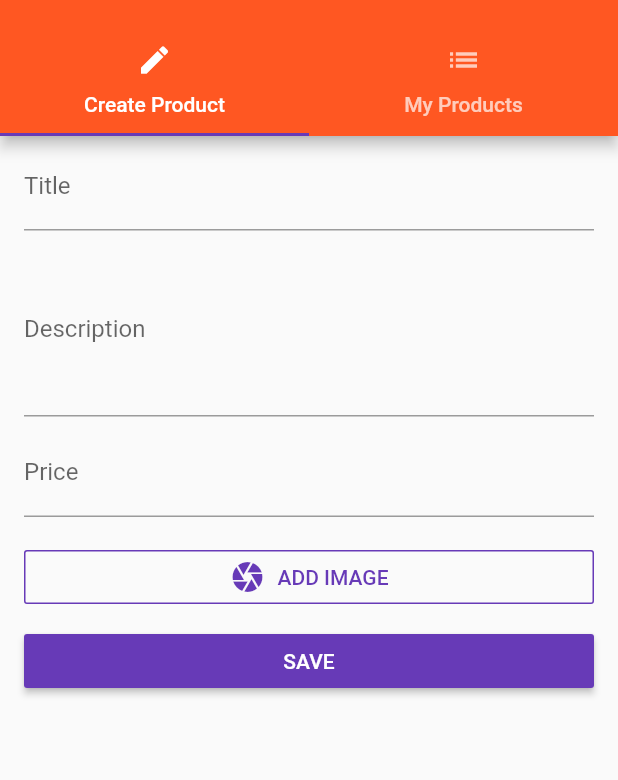
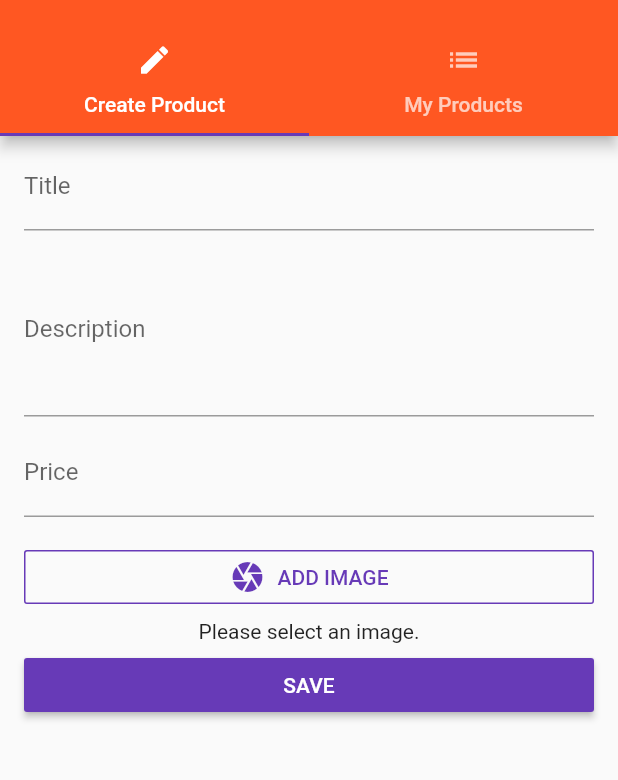
Before and after one commit to PedroSchwarz/Shopper-Flutter, a Flutter app: the ProductsAdminPage screen opened directly with empty values, on a phone screen of 412 x 824 dp, the part 59-839 px from its top. Run offline on Flutter 3.47's test engine with Material 2 defaults, Android fonts, the phone set to English and light mode, and no system bars; our stand-ins replace image_picker, rxdart, shared_preferences; accounts and stored records are empty.

Commit message:
Image upload, updating & deleting through firebase cloud functions

```diff
--- a/lib/models/Product.dart
+++ b/lib/models/Product.dart
@@ -5,7 +5,8 @@ class Product {
   final String title;
   final String description;
   final double price;
-  final String image;
+  final String imageUrl;
+  final String imagePath;
   final bool isFavorite;
   final String userId;
   final String userEmail;
@@ -15,7 +16,8 @@ class Product {
       @required this.title,
       @required this.description,
       @required this.price,
-      @required this.image,
+      @required this.imageUrl,
+      @required this.imagePath,
       @required this.userId,
       @required this.userEmail,
       this.isFavorite = false});
--- a/lib/pages/product_create.dart
+++ b/lib/pages/product_create.dart
@@ -1,4 +1,6 @@
 import 'package:flutter/material.dart';
+import 'dart:io';
+
 import 'package:scoped_model/scoped_model.dart';
 
 import '../widgets/form_inputs/location.dart';
@@ -79,10 +81,13 @@ class _ProductCreatePageState extends State<ProductCreatePage> {
 //    _product['location'] = location;
 //  }
 
+  void _setImage(File image) {
+    _product['image'] = image;
+  }
+
   void _submitForm(Function addProduct) {
-    if (_formKey.currentState.validate()) {
+    if (_formKey.currentState.validate() && _product['image'] != null) {
       _formKey.currentState.save();
-      _product['image'] = 'assets/food.jpg';
       addProduct(_product['title'], _product['description'], _product['price'],
               _product['image'])
 //      addProduct(_product['title'], _product['description'], _product['price'],
@@ -117,7 +122,7 @@ class _ProductCreatePageState extends State<ProductCreatePage> {
           _buildDescTextField(),
           _buildPriceTextField(),
 //          LocationInput(_setLocation),
-          ImageInput(),
+          ImageInput(_setImage),
           ListTile(title: _buildSubmitButton())
         ]));
   }
--- a/lib/pages/product_edit.dart
+++ b/lib/pages/product_edit.dart
@@ -1,7 +1,10 @@
 import 'package:flutter/material.dart';
+import 'dart:io';
+
 import 'package:scoped_model/scoped_model.dart';
 
 import '../widgets/form_inputs/location.dart';
+import '../widgets/form_inputs/image.dart';
 
 import '../models/Product.dart';
 import '../models/LocationData.dart';
@@ -81,11 +84,13 @@ class _ProductEditPageState extends State<ProductEditPage> {
     });
   }
 
+  void _setImage(File image) {
+    _product['image'] = image;
+  }
+
   void _submitForm(BuildContext context, Function updateProduct) {
     if (_formKey.currentState.validate()) {
       _formKey.currentState.save();
-      _product['image'] =
-          'https://ifoodreal.com/wp-content/uploads/2017/09/FG-cheese-pizza-cauliflower-pizza-crust-recipe.jpg';
       updateProduct(_product['title'], _product['description'],
               _product['price'], _product['image'], widget.id)
           .then((bool success) {
@@ -124,6 +129,7 @@ class _ProductEditPageState extends State<ProductEditPage> {
                 _buildDescTextField(product.description),
                 _buildPriceTextField(product.price),
 //          LocationInput(_setLocation, product),
+                ImageInput(_setImage, product: product),
                 Padding(
                   padding: const EdgeInsets.only(top: 16.0),
                   child: ListTile(title: _buildSubmitButton(context)),
--- a/lib/pages/product_list.dart
+++ b/lib/pages/product_list.dart
@@ -69,7 +69,7 @@ class _ProductListPageState extends State<ProductListPage> {
                     ListTile(
                         leading: CircleAvatar(
                             backgroundImage:
-                                NetworkImage(products[index].image)),
+                                NetworkImage(products[index].imageUrl)),
                         title: Text(products[index].title),
                         subtitle: Text('\$ ${products[index].price.toString()}',
                             style: TextStyle(color: Colors.green)),
--- a/lib/widgets/form_inputs/image.dart
+++ b/lib/widgets/form_inputs/image.dart
@@ -3,14 +3,27 @@ import 'dart:io';
 
 import 'package:image_picker/image_picker.dart';
 
+import '../../models/Product.dart';
+
 class ImageInput extends StatefulWidget {
+  final Function setImage;
+  final Product product;
+
+  ImageInput(this.setImage, {this.product});
+
   @override
   _ImageInputState createState() => _ImageInputState();
 }
 
 class _ImageInputState extends State<ImageInput> {
+  File _imageFile;
+
   void _getImage(BuildContext context, ImageSource source) {
     ImagePicker.pickImage(source: source, maxWidth: 400.0).then((File image) {
+      setState(() {
+        _imageFile = image;
+      });
+      widget.setImage(image);
       Navigator.pop(context);
     });
   }
@@ -45,6 +58,20 @@ class _ImageInputState extends State<ImageInput> {
   @override
   Widget build(BuildContext context) {
     final accentColor = Theme.of(context).accentColor;
+    Widget previewImage = Text('Please select an image.');
+    if (_imageFile != null) {
+      previewImage = Image.file(_imageFile,
+          fit: BoxFit.cover,
+          height: 300.0,
+          width: MediaQuery.of(context).size.width,
+          alignment: Alignment.center);
+    } else if (widget.product != null) {
+      previewImage = Image.network(widget.product.imageUrl,
+          fit: BoxFit.cover,
+          height: 300.0,
+          width: MediaQuery.of(context).size.width,
+          alignment: Alignment.center);
+    }
     return Column(children: <Widget>[
       Padding(
         padding: const EdgeInsets.only(top: 8.0),
@@ -63,7 +90,10 @@ class _ImageInputState extends State<ImageInput> {
                     )
                   ])),
         ),
-      )
+      ),
+      Padding(
+          padding: const EdgeInsets.fromLTRB(16.0, 0.0, 16.0, 0.0),
+          child: previewImage)
     ]);
   }
 }
--- a/lib/widgets/products/product_card.dart
+++ b/lib/widgets/products/product_card.dart
@@ -45,8 +45,10 @@ class ProductCard extends StatelessWidget {
         child: Column(children: <Widget>[
       FadeInImage(
           placeholder: AssetImage('assets/food.jpg'),
-          image: NetworkImage(product.image),
-          fit: BoxFit.cover),
+          image: NetworkImage(product.imageUrl),
+          fit: BoxFit.cover,
+          height: 300,
+          width: MediaQuery.of(context).size.width),
       _buildTitlePriceRow(),
       Padding(
         padding: const EdgeInsets.symmetric(vertical: 8.0, horizontal: 25.0),
--- a/pubspec.yaml
+++ b/pubspec.yaml
@@ -24,6 +24,7 @@ dependencies:
   shared_preferences: ^0.4.3
   rxdart: ^0.20.0
   image_picker: ^0.4.12
+  mime: ^0.9.6+2
 
 dev_dependencies:
   flutter_test:
```
Also changed, not shown: lib/pages/product.dart (+5 -5 lines), lib/scoped_models/connected_products.dart (+62 -11 lines), firebase.json (added), 6 other files.
